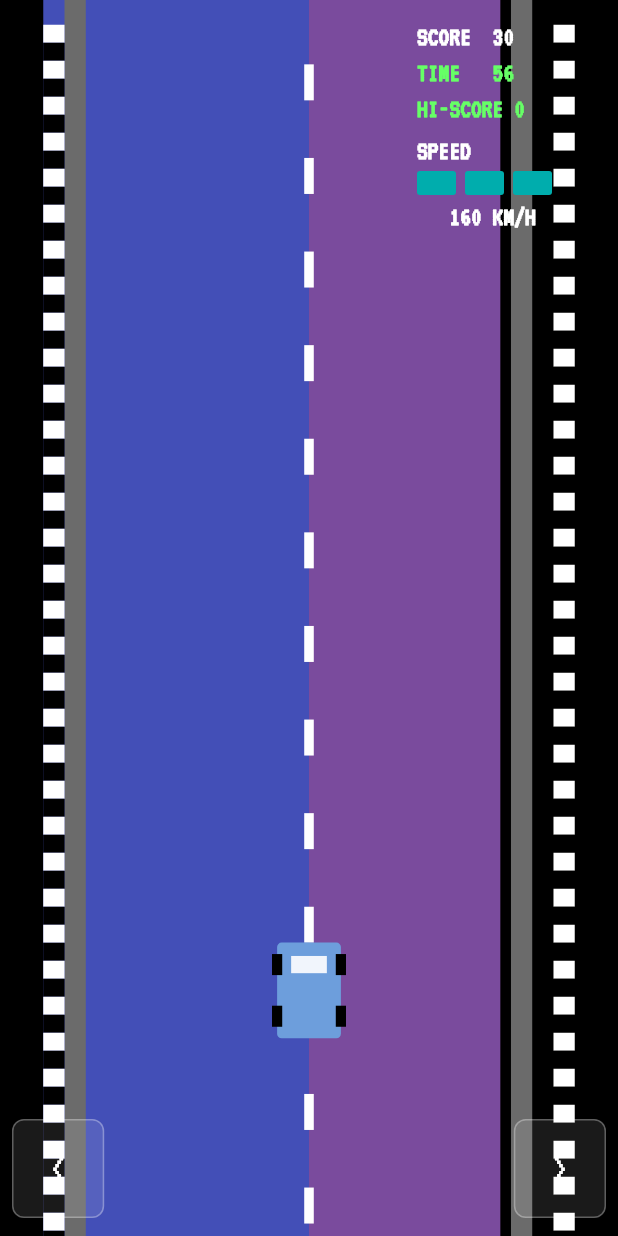
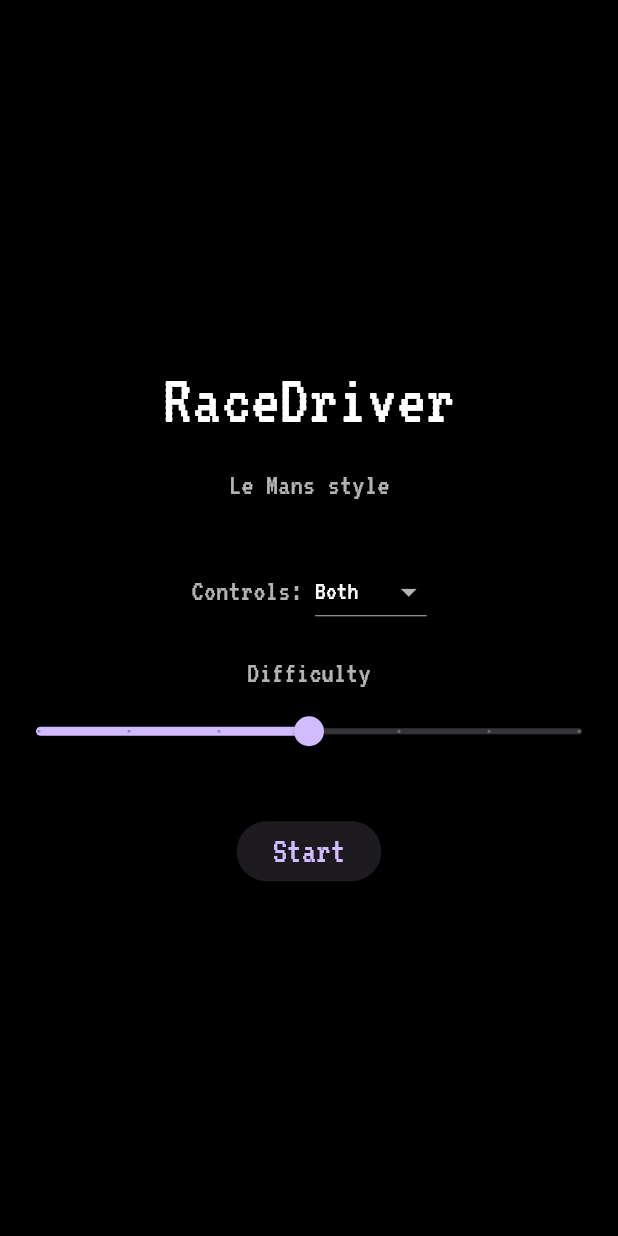
Before and after one commit to JohnDoktor/MicroRaceDriver, a Flutter app: the screen it shows after launch, on a phone screen of 412 x 824 dp. Run offline on Flutter 3.47's test engine with Material 3 defaults, Android fonts, the light colour scheme and no system bars; our stand-ins replace audioplayers.

Commit message:
feat(menu+game): add menu, difficulty, fuel, engine audio, headlights and camera shake
- New MenuPage with control mode & difficulty selection
- GameConfig plumbed through; buttons can be hidden for drag-only
- Fuel system with HUD and combo scoring
- Engine loop tone that varies with speed
- Night headlights mask and collision camera shake
- Stripe/dash scroll tuned to exceed traffic speed

```diff
--- a/lib/main.dart
+++ b/lib/main.dart
@@ -1,7 +1,7 @@
 import 'package:flutter/material.dart';
 import 'package:flutter/services.dart';
 
-import 'src/lemans/lemans_page.dart';
+import 'src/menu/menu_page.dart';
 
 void main() {
   WidgetsFlutterBinding.ensureInitialized();
@@ -24,7 +24,7 @@ class RaceDriverApp extends StatelessWidget {
           titleLarge: TextStyle(fontFamily: 'VT323', fontSize: 24),
         ),
       ),
-      home: const LeMansPage(),
+      home: const MenuPage(),
     );
   }
 }
--- /dev/null
+++ b/lib/src/config.dart
@@ -0,0 +1,7 @@
+class GameConfig {
+  final ControlMode controlMode;
+  final double difficulty; // 1.0 normal, <1 easy, >1 hard
+  const GameConfig({this.controlMode = ControlMode.both, this.difficulty = 1.0});
+}
+
+enum ControlMode { drag, buttons, both }
--- /dev/null
+++ b/lib/src/menu/menu_page.dart
@@ -0,0 +1,89 @@
+import 'package:flutter/material.dart';
+import '../config.dart';
+import '../lemans/lemans_page.dart';
+
+class MenuPage extends StatefulWidget {
+  const MenuPage({super.key});
+
+  @override
+  State<MenuPage> createState() => _MenuPageState();
+}
+
+class _MenuPageState extends State<MenuPage> {
+  ControlMode _mode = ControlMode.both;
+  double _difficulty = 1.0; // 0.7 easy, 1.0 normal, 1.3 hard
+
+  @override
+  Widget build(BuildContext context) {
+    return Scaffold(
+      backgroundColor: Colors.black,
+      body: SafeArea(
+        child: Center(
+          child: Column(
+            mainAxisAlignment: MainAxisAlignment.center,
+            children: [
+              const Text('RaceDriver', style: TextStyle(fontFamily: 'VT323', fontSize: 48, color: Colors.white)),
+              const SizedBox(height: 8),
+              const Text('Le Mans style', style: TextStyle(fontFamily: 'VT323', fontSize: 20, color: Colors.white70)),
+              const SizedBox(height: 32),
+              _ModeSelector(mode: _mode, onChanged: (m) => setState(() => _mode = m)),
+              const SizedBox(height: 16),
+              _DifficultySlider(value: _difficulty, onChanged: (v) => setState(() => _difficulty = v)),
+              const SizedBox(height: 32),
+              ElevatedButton(
+                onPressed: () {
+                  Navigator.of(context).push(MaterialPageRoute(
+                    builder: (_) => LeMansPage(config: GameConfig(controlMode: _mode, difficulty: _difficulty)),
+                  ));
+                },
+                child: const Text('Start', style: TextStyle(fontFamily: 'VT323', fontSize: 24)),
+              )
+            ],
+          ),
+        ),
+      ),
+    );
+  }
+}
+
+class _ModeSelector extends StatelessWidget {
+  final ControlMode mode; final ValueChanged<ControlMode> onChanged;
+  const _ModeSelector({required this.mode, required this.onChanged});
+  @override
+  Widget build(BuildContext context) {
+    return Row(
+      mainAxisAlignment: MainAxisAlignment.center,
+      children: [
+        const Text('Controls: ', style: TextStyle(fontFamily: 'VT323', fontSize: 20, color: Colors.white70)),
+        DropdownButton<ControlMode>(
+          value: mode,
+          dropdownColor: Colors.black,
+          style: const TextStyle(fontFamily: 'VT323', fontSize: 18, color: Colors.white),
+          items: const [
+            DropdownMenuItem(value: ControlMode.drag, child: Text('Drag')),
+            DropdownMenuItem(value: ControlMode.buttons, child: Text('Buttons')),
+            DropdownMenuItem(value: ControlMode.both, child: Text('Both')),
+          ],
+          onChanged: (m) { if (m != null) onChanged(m); },
+        ),
+      ],
+    );
+  }
+}
+
+class _DifficultySlider extends StatelessWidget {
+  final double value; final ValueChanged<double> onChanged;
+  const _DifficultySlider({required this.value, required this.onChanged});
+  @override
+  Widget build(BuildContext context) {
+    return Column(
+      children: [
+        const Text('Difficulty', style: TextStyle(fontFamily: 'VT323', fontSize: 20, color: Colors.white70)),
+        Slider(
+          min: 0.7, max: 1.3, divisions: 6, value: value,
+          onChanged: onChanged,
+        ),
+      ],
+    );
+  }
+}
```
Also changed, not shown: lib/src/lemans/lemans_page.dart (+93 -8 lines).
